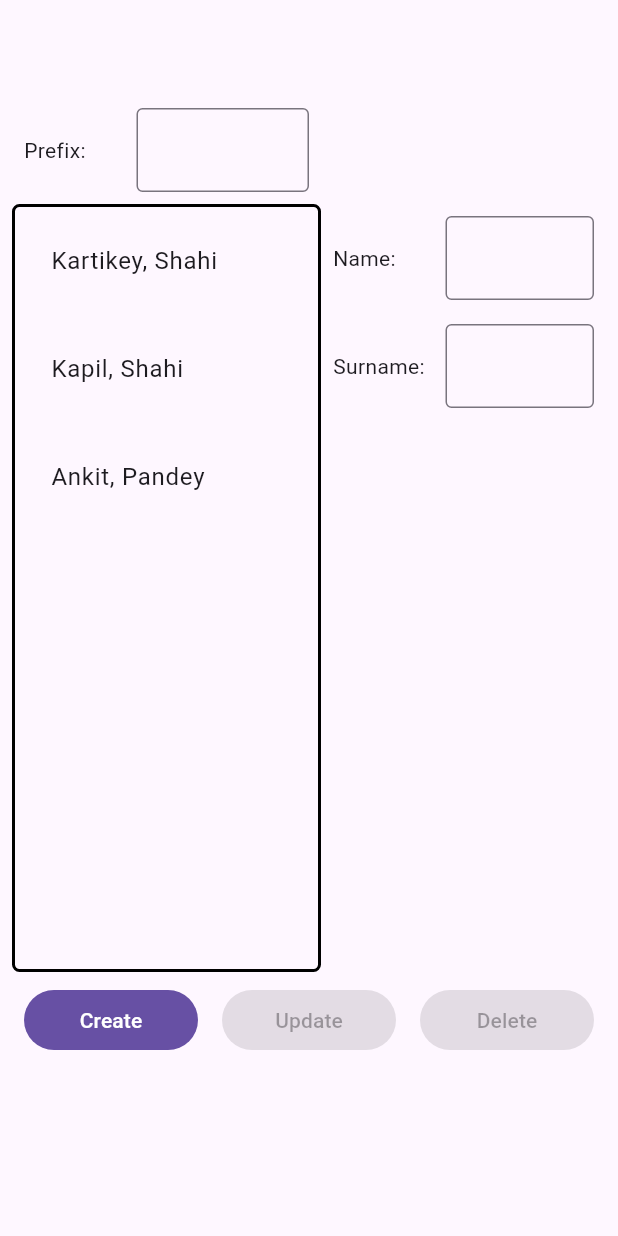
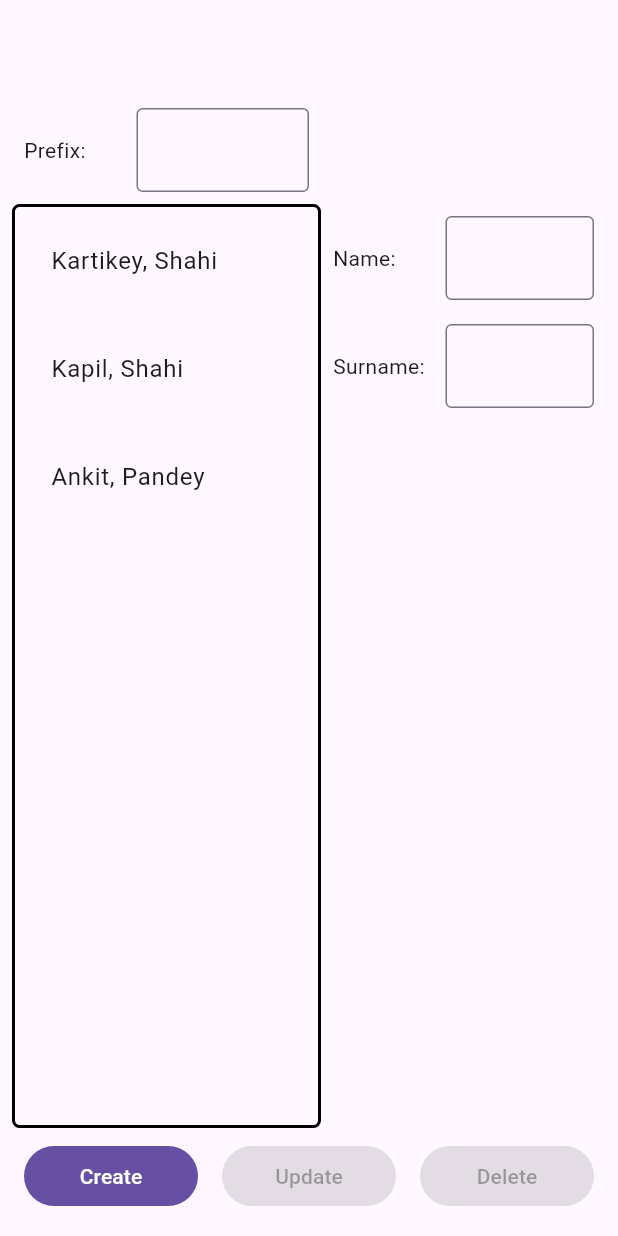
Before and after one commit to Kemphire/7guis, a Flutter app: the screen it shows after launch, on a phone screen of 412 x 824 dp. Run offline on Flutter 3.47's test engine with Material 3 defaults, Android fonts, the phone set to English and light mode, and no system bars; our stand-ins replace syncfusion_flutter_sliders; missing offline and left inert: fuzzywuzzy.

Commit message:
refactor by chatgpt

```diff
--- a/crud/lib/main.dart
+++ b/crud/lib/main.dart
@@ -49,16 +49,10 @@ class _CrudState extends State<Crud> {
     var postToBeDisplayedList = postToBeDisplayed();
     return Scaffold(
       appBar: AppBar(),
-
       body: GestureDetector(
         onTap: () {
           FocusScope.of(context).unfocus();
         },
-        child: LayoutBuilder(
-          builder: (context, constraint) {
-            return SizedBox(
-              height: constraint.maxHeight,
-              child: SingleChildScrollView(
         child: Padding(
           padding: const EdgeInsets.all(8.0),
           child: Column(
@@ -69,31 +63,27 @@ class _CrudState extends State<Crud> {
                 nameOfField: "Prefix: ",
                 portionWidth: 2,
                 onchanged: (String value) {
-                          setState(() {}); // Just triggers rebuild
+                  setState(() {});
                 },
                 onEditingComplete: () {},
               ),
-                      Row(
-                        crossAxisAlignment: CrossAxisAlignment.start,
+              Expanded(
+                child: Row(
                   children: [
-                          SizedBox(
-                            width: constraint.maxWidth / 2,
-                            height: (constraint.maxHeight * 2) / 3,
-                            child: Container(
+                    Container(
+                      width: MediaQuery.of(context).size.width / 2,
                       decoration: BoxDecoration(
-                                border: Border.all(
-                                  color: Colors.black,
-                                  width: 2,
-                                ),
+                        border: Border.all(color: Colors.black, width: 2),
                         borderRadius: BorderRadius.circular(5),
                       ),
                       child: ListView.builder(
                         itemCount: postToBeDisplayedList.length,
-                                shrinkWrap: true,
                         itemBuilder: (context, index) {
                           return Square(
                             child: postToBeDisplayedList[index].value,
-                                    selected: selectedIndex == index,
+                            selected:
+                                selectedIndex ==
+                                postToBeDisplayedList[index].key,
                             onTap: () {
                               setState(() {
                                 if (selectedIndex ==
@@ -105,13 +95,7 @@ class _CrudState extends State<Crud> {
                                 }
                                 selectedIndex =
                                     postToBeDisplayedList[index].key;
-                                        // var name = postToBeDisplayedList[index]
-                                        //     .value
-                                        //     .split(", ");
-                                        // nameController.text = name[0];
-                                        // surnameController.text = name[1];
-                                        nameController.text =
-                                            _posts[selectedIndex!][0];
+                                nameController.text = _posts[selectedIndex!][0];
                                 surnameController.text =
                                     _posts[selectedIndex!][1];
                               });
@@ -120,10 +104,9 @@ class _CrudState extends State<Crud> {
                         },
                       ),
                     ),
-                          ),
+                    // Right side: Text fields for Name and Surname
                     Expanded(
                       child: Column(
-                              crossAxisAlignment: CrossAxisAlignment.start,
                         children: [
                           MyTextFieldWidget(
                             controller: nameController,
@@ -144,6 +127,8 @@ class _CrudState extends State<Crud> {
                     ),
                   ],
                 ),
+              ),
+              // Bottom: Button row
               Row(
                 mainAxisSize: MainAxisSize.min,
                 children: [
@@ -179,7 +164,7 @@ class _CrudState extends State<Crud> {
                           ScaffoldMessenger.of(context).showSnackBar(
                             SnackBar(
                               content: Text(
-                                        "A entry appended succesfully",
+                                "An entry appended successfully",
                                 style: TextStyle(
                                   color: Colors.greenAccent,
                                   fontWeight: FontWeight.bold,
@@ -231,10 +216,6 @@ class _CrudState extends State<Crud> {
         ),
       ),
     );
-          },
-        ),
-      ),
-    );
   }
 
   Padding getMyButton(String child, {required Function()? onPressed}) {
```
Lines whose indentation alone changed are shown as unchanged.
